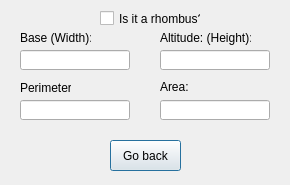
Qt form rectangle.ui (CalebSica/ShapeCalculate) before a commit.
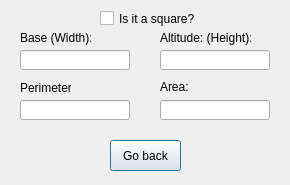
The same form after that commit.

Commit message: Finished square

The edit to the form file:
```diff
--- a/rectangle.ui
+++ b/rectangle.ui
@@ -128,7 +128,7 @@
     </rect>
    </property>
    <property name="text">
-    <string>Is it a rhombus?</string>
+    <string>Is it a square?</string>
    </property>
   </widget>
  </widget>
```
The commit also changes 5 other files.
